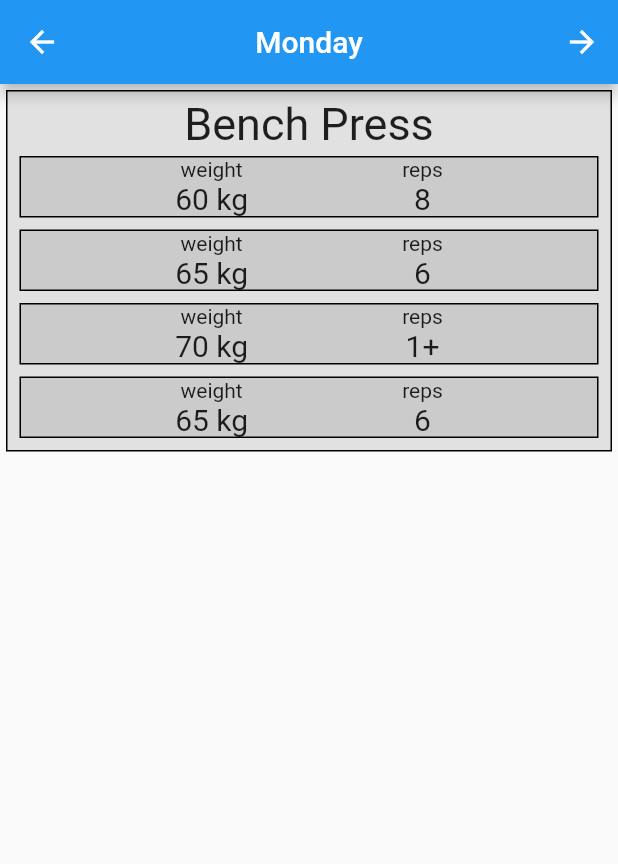
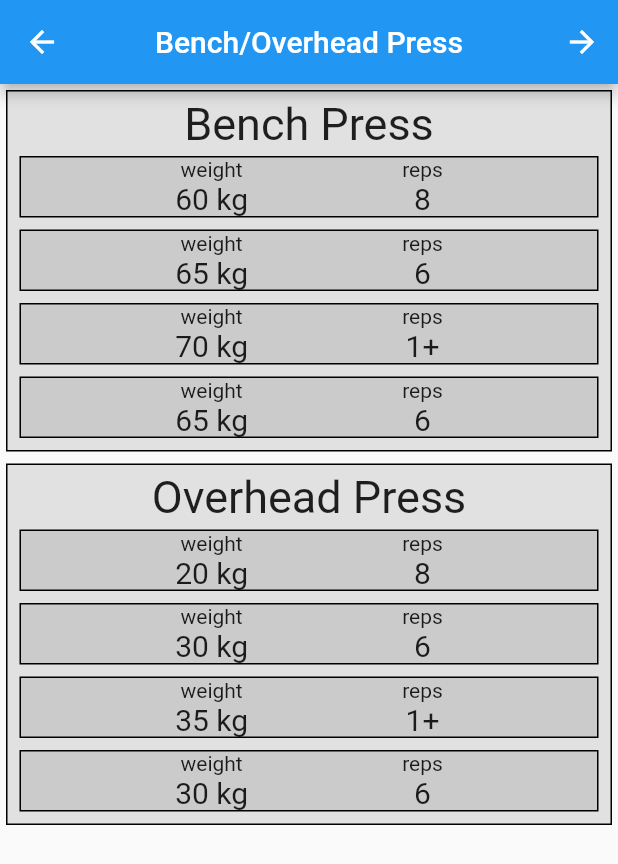
Before and after one commit to ptstory/defiled-nsuns, a Flutter app: the screen it shows after launch, on a phone screen of 412 x 824 dp. Shown: the top 864 px of the screen. Run offline on Flutter 3.47's test engine with Material 2 defaults, Android fonts, the phone set to English and light mode, and no system bars.

Commit message:
Change DayProgram title, add example another exercise

```diff
--- a/lib/cycle/dayprogram.dart
+++ b/lib/cycle/dayprogram.dart
@@ -2,9 +2,9 @@ import 'package:defiled_nsuns/cycle/exercise.dart';
 import 'package:flutter/material.dart';
 
 class DayProgram {
-  const DayProgram({this.day, this.exercises});
+  const DayProgram({this.title, this.exercises});
 
-  final String day;
+  final String title;
   final List<Exercise> exercises;
 }
 
--- a/lib/main.dart
+++ b/lib/main.dart
@@ -3,7 +3,7 @@ import 'package:defiled_nsuns/cycle/exercise.dart';
 import 'package:flutter/material.dart';
 
 const List<DayProgram> programs = const <DayProgram>[
-  DayProgram(day: 'Monday', exercises: const <Exercise>[
+  DayProgram(title: 'Bench/Overhead Press', exercises: const <Exercise>[
     Exercise(
         name: 'Bench Press',
         targetMuscle: TargetMuscle.chest,
@@ -12,6 +12,15 @@ const List<DayProgram> programs = const <DayProgram>[
           ExerciseSet(weight: 65, repetitions: 6, amrap: false),
           ExerciseSet(weight: 70, repetitions: 1, amrap: true),
           ExerciseSet(weight: 65, repetitions: 6, amrap: false),
+        ]),
+    Exercise(
+        name: 'Overhead Press',
+        targetMuscle: TargetMuscle.shoulders,
+        sets: const <ExerciseSet>[
+          ExerciseSet(weight: 20, repetitions: 8, amrap: false),
+          ExerciseSet(weight: 30, repetitions: 6, amrap: false),
+          ExerciseSet(weight: 35, repetitions: 1, amrap: true),
+          ExerciseSet(weight: 30, repetitions: 6, amrap: false),
         ])
   ])
 ];
@@ -30,7 +39,7 @@ class _CycleConfiguratorState extends State<CycleConfigurator>
   void initState() {
     super.initState();
     _tabController = TabController(length: programs.length, vsync: this);
-    _title = programs[0].day;
+    _title = programs[0].title;
   }
 
   @override
@@ -44,7 +53,7 @@ class _CycleConfiguratorState extends State<CycleConfigurator>
     if (newIndex < 0 || newIndex >= _tabController.length) return;
     _tabController.animateTo(newIndex);
     setState(() {
-      _title = programs[newIndex].day;
+      _title = programs[newIndex].title;
     });
   }
 
```
